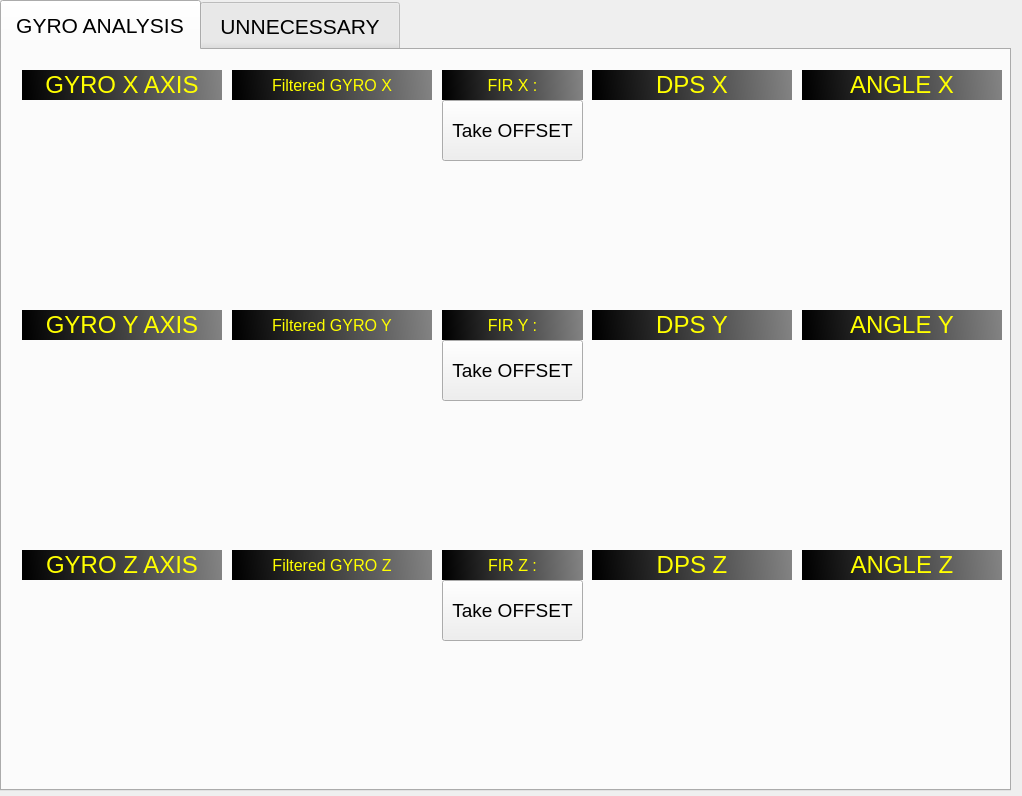
ahmetcihan/GUI_gyro_observer, file mainwindow.ui: the form before one commit.
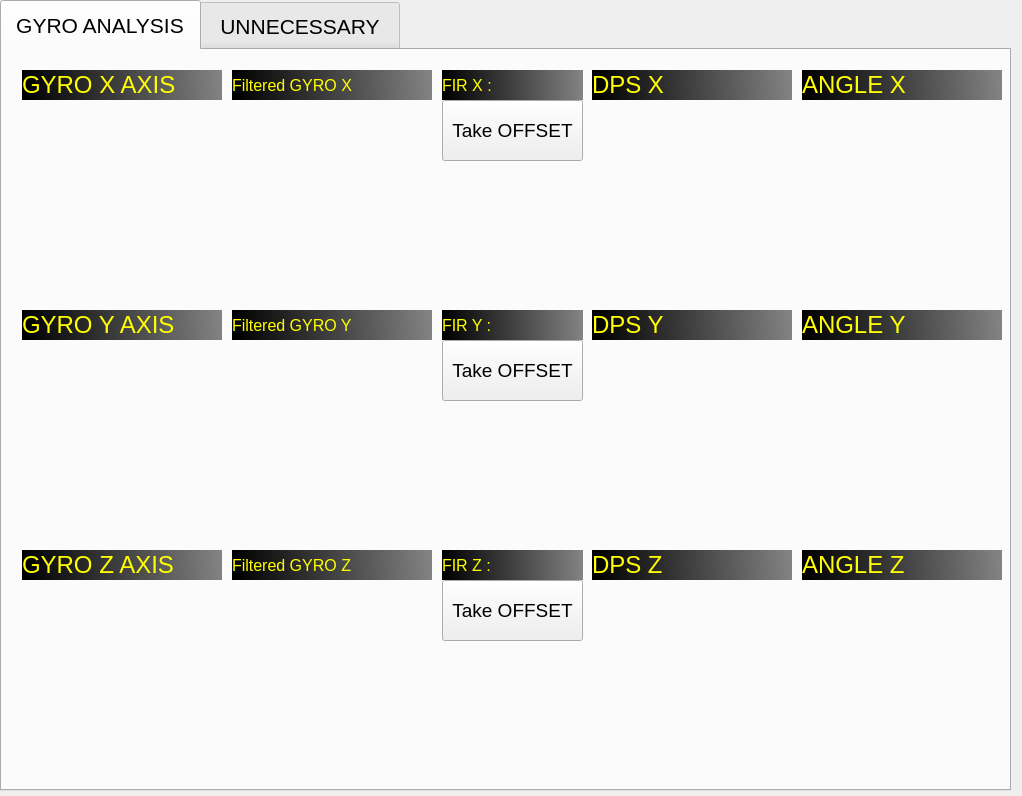
The form after the commit.

Diff of the .ui file:
```diff
--- a/mainwindow.ui
+++ b/mainwindow.ui
@@ -73,7 +73,7 @@
        <string>FIR Y :</string>
       </property>
       <property name="alignment">
-       <set>Qt::AlignCenter</set>
+       <set>Qt::AlignLeading|Qt::AlignLeft|Qt::AlignVCenter</set>
       </property>
      </widget>
      <widget class="QWidget" name="plot_filtered_gyro_z" native="true">
@@ -136,7 +136,7 @@
        <string>GYRO Z AXIS</string>
       </property>
       <property name="alignment">
-       <set>Qt::AlignCenter</set>
+       <set>Qt::AlignLeading|Qt::AlignLeft|Qt::AlignVCenter</set>
       </property>
      </widget>
      <widget class="QWidget" name="plot_gyro_z" native="true">
@@ -171,7 +171,7 @@
        <string>Filtered GYRO Z</string>
       </property>
       <property name="alignment">
-       <set>Qt::AlignCenter</set>
+       <set>Qt::AlignLeading|Qt::AlignLeft|Qt::AlignVCenter</set>
       </property>
      </widget>
      <widget class="QWidget" name="plot_filtered_gyro_y" native="true">
@@ -206,7 +206,7 @@
        <string>FIR Z :</string>
       </property>
       <property name="alignment">
-       <set>Qt::AlignCenter</set>
+       <set>Qt::AlignLeading|Qt::AlignLeft|Qt::AlignVCenter</set>
       </property>
      </widget>
      <widget class="QLabel" name="label_gyro_y">
@@ -231,7 +231,7 @@
        <string>GYRO Y AXIS</string>
       </property>
       <property name="alignment">
-       <set>Qt::AlignCenter</set>
+       <set>Qt::AlignLeading|Qt::AlignLeft|Qt::AlignVCenter</set>
       </property>
      </widget>
      <widget class="QLabel" name="label_gyro_x">
@@ -256,7 +256,7 @@
        <string>GYRO X AXIS</string>
       </property>
       <property name="alignment">
-       <set>Qt::AlignCenter</set>
+       <set>Qt::AlignLeading|Qt::AlignLeft|Qt::AlignVCenter</set>
       </property>
      </widget>
      <widget class="QPushButton" name="pushButton_offset_gyro_y">
@@ -309,7 +309,7 @@
        <string>Filtered GYRO X</string>
       </property>
       <property name="alignment">
-       <set>Qt::AlignCenter</set>
+       <set>Qt::AlignLeading|Qt::AlignLeft|Qt::AlignVCenter</set>
       </property>
      </widget>
      <widget class="QPushButton" name="pushButton_offset_gyro_x">
@@ -352,7 +352,7 @@
        <string>Filtered GYRO Y</string>
       </property>
       <property name="alignment">
-       <set>Qt::AlignCenter</set>
+       <set>Qt::AlignLeading|Qt::AlignLeft|Qt::AlignVCenter</set>
       </property>
      </widget>
      <widget class="QLabel" name="label_fir_gyro_x">
@@ -377,7 +377,7 @@
        <string>FIR X :</string>
       </property>
       <property name="alignment">
-       <set>Qt::AlignCenter</set>
+       <set>Qt::AlignLeading|Qt::AlignLeft|Qt::AlignVCenter</set>
       </property>
      </widget>
      <widget class="QWidget" name="plot_filtered_gyro_x" native="true">
@@ -422,7 +422,7 @@
        <string>DPS Y</string>
       </property>
       <property name="alignment">
-       <set>Qt::AlignCenter</set>
+       <set>Qt::AlignLeading|Qt::AlignLeft|Qt::AlignVCenter</set>
       </property>
      </widget>
      <widget class="QWidget" name="plot_gyro_dps_x" native="true">
@@ -467,7 +467,7 @@
        <string>DPS X</string>
       </property>
       <property name="alignment">
-       <set>Qt::AlignCenter</set>
+       <set>Qt::AlignLeading|Qt::AlignLeft|Qt::AlignVCenter</set>
       </property>
      </widget>
      <widget class="QLabel" name="label_gyro_dps_z">
@@ -492,7 +492,7 @@
        <string>DPS Z</string>
       </property>
       <property name="alignment">
-       <set>Qt::AlignCenter</set>
+       <set>Qt::AlignLeading|Qt::AlignLeft|Qt::AlignVCenter</set>
       </property>
      </widget>
      <widget class="QWidget" name="plot_gyro_angle_y" native="true">
@@ -527,7 +527,7 @@
        <string>ANGLE Z</string>
       </property>
       <property name="alignment">
-       <set>Qt::AlignCenter</set>
+       <set>Qt::AlignLeading|Qt::AlignLeft|Qt::AlignVCenter</set>
       </property>
      </widget>
      <widget class="QWidget" name="plot_gyro_angle_x" native="true">
@@ -562,7 +562,7 @@
        <string>ANGLE X</string>
       </property>
       <property name="alignment">
-       <set>Qt::AlignCenter</set>
+       <set>Qt::AlignLeading|Qt::AlignLeft|Qt::AlignVCenter</set>
       </property>
      </widget>
      <widget class="QLabel" name="label_gyro_angle_y">
@@ -587,7 +587,7 @@
        <string>ANGLE Y</string>
       </property>
       <property name="alignment">
-       <set>Qt::AlignCenter</set>
+       <set>Qt::AlignLeading|Qt::AlignLeft|Qt::AlignVCenter</set>
       </property>
      </widget>
      <widget class="QWidget" name="plot_gyro_angle_z" native="true">
```
